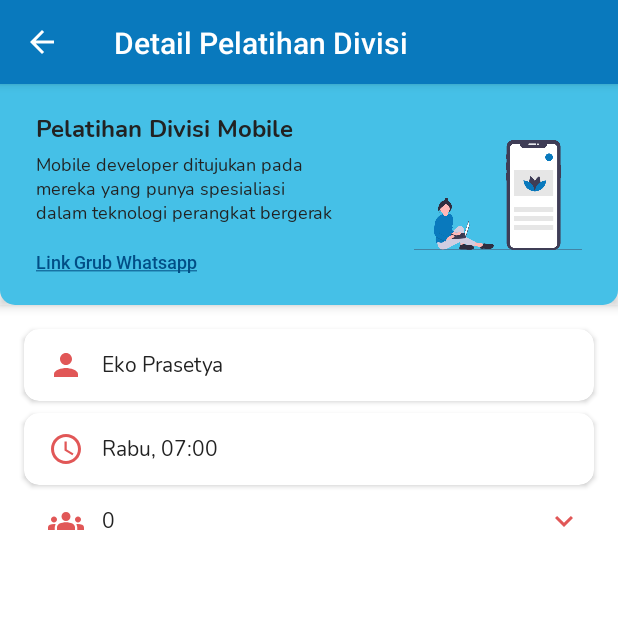
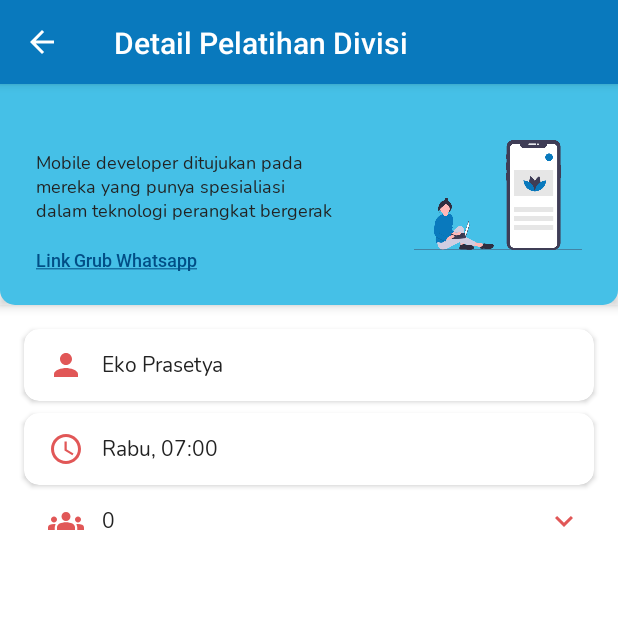
Before and after one commit to AfifOsama/DNCC, an Android app: the DetailPelatihanFragment screen opened through its navigation route, on a phone screen of 412 x 824 dp, the top half of it. Run offline under Robolectric (Android 15) with nearby library versions, the phone set to English and light mode, and no system bars; our stand-ins replace Dagger/Hilt's generated code, Firebase (no records; nobody signed in at launch, a user with empty details on screens opened directly); 1 statement that could not run was skipped.

Commit message:
change title of training in detail training

```diff
--- a/app/src/main/java/com/dncc/dncc/presentation/pelatihan/DetailPelatihanFragment.kt
+++ b/app/src/main/java/com/dncc/dncc/presentation/pelatihan/DetailPelatihanFragment.kt
@@ -85,8 +85,8 @@ class DetailPelatihanFragment : Fragment() {
 
     private fun initiateUI() {
         binding.run {
-            binding.toolbar.actionBarTitle.text = getString(R.string.detail_pelatihan_divisi)
-            binding.toolbar.btnBack.setOnClickListener {
+            toolbar.actionBarTitle.text = getString(R.string.detail_pelatihan_divisi)
+            toolbar.btnBack.setOnClickListener {
                 findNavController().popBackStack()
             }
 
@@ -190,6 +190,7 @@ class DetailPelatihanFragment : Fragment() {
             tvWaktu.text = trainingEntity.schedule
             tvNumberAnggota.text = trainingEntity.participantNow.toString()
             linkWAG = trainingEntity.linkWa
+            tvPelatihanTitle.text = "Pelatihan ${trainingEntity.trainingName}"
         }
     }
 
--- a/app/src/main/res/layout/fragment_detail_pelatihan.xml
+++ b/app/src/main/res/layout/fragment_detail_pelatihan.xml
@@ -48,7 +48,7 @@
                             android:layout_height="wrap_content"
                             android:layout_marginStart="24dp"
                             android:layout_marginTop="18dp"
-                            android:text="@string/pelatihan_divisi"
+                            tools:text="@string/pelatihan_divisi"
                             android:textColor="@color/black_text"
                             app:layout_constraintStart_toStartOf="parent"
                             app:layout_constraintTop_toTopOf="parent" />
```
